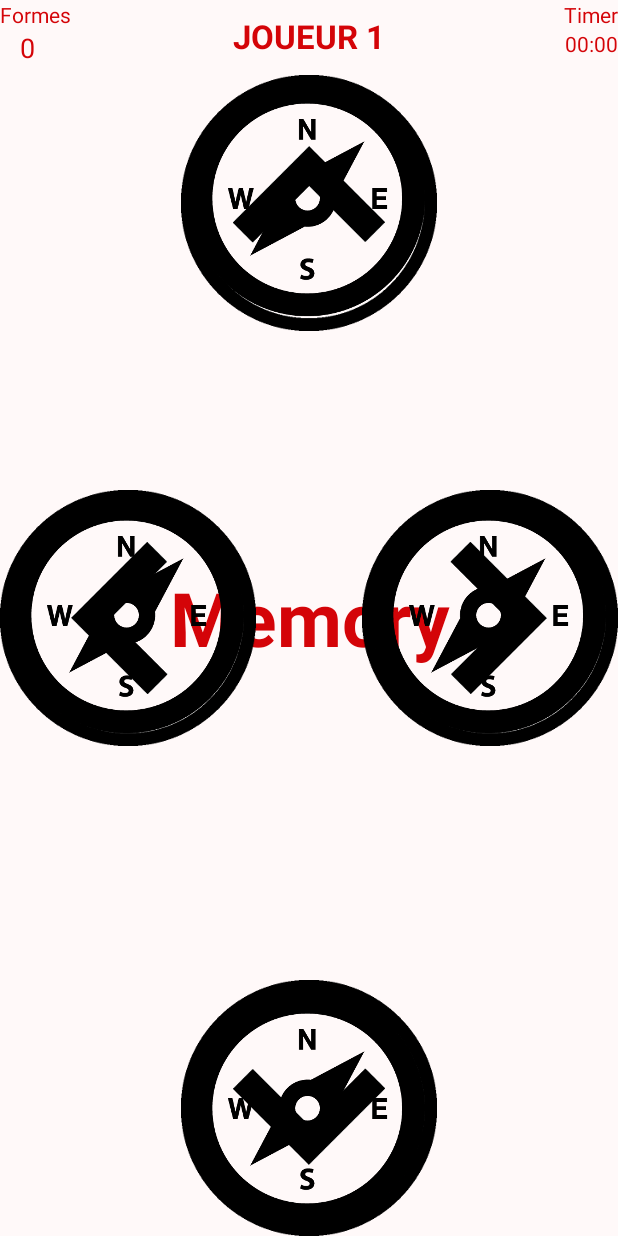
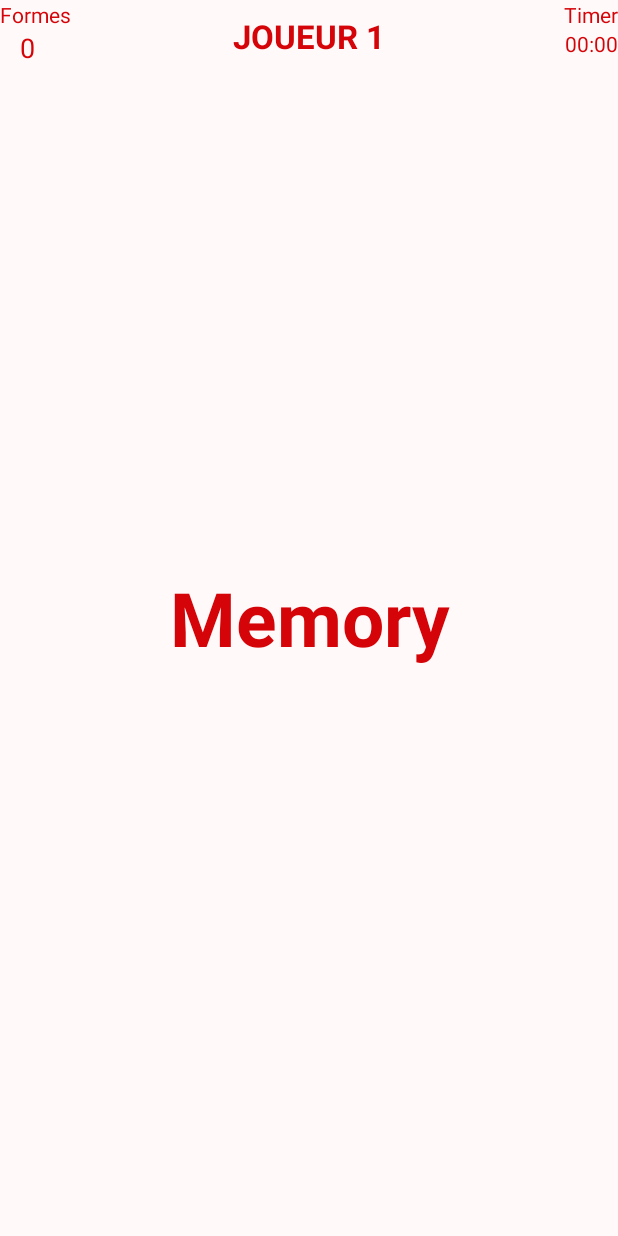
Before and after one commit to aroquemaurel/Android-challenge, an Android app: the FullscreenActivity screen opened directly, with no data from a screen before it, on a phone screen of 412 x 824 dp. Run offline under Robolectric (Android 15) with nearby library versions, the phone set to English and light mode, and no system bars.

```diff
--- a/Memory/app/src/main/java/com/m2dl/helloandroid/memory/FullscreenActivity.java
+++ b/Memory/app/src/main/java/com/m2dl/helloandroid/memory/FullscreenActivity.java
@@ -227,4 +227,8 @@ public class FullscreenActivity extends AppCompatActivity {
 
         builder.show();
     }
+
+    public ManagerSensorImage getSensorImage() {
+        return sensorImage;
+    }
 }
--- a/Memory/app/src/main/java/com/m2dl/helloandroid/memory/controller/OnMainTouchListener.java
+++ b/Memory/app/src/main/java/com/m2dl/helloandroid/memory/controller/OnMainTouchListener.java
@@ -99,7 +99,7 @@ public class OnMainTouchListener implements View.OnTouchListener/*, View.OnLongC
         MotionList listePlayer1 = c.getListePlayer();
         // Si joueur 1 on ajoute dans sa liste
         if(nbMovementDone +1 > nbMovementExpected){
-            Toast.makeText(c, "calm your tits", Toast.LENGTH_SHORT).show();
+            Toast.makeText(c, "Vous ne pouvez jouer plus de coup", Toast.LENGTH_SHORT).show();
         } else {
             if (currentPlayer.equals(Player.PLAYER_1)) {
                 //Cas 0 on ajoute et c'est tout
--- a/Memory/app/src/main/java/com/m2dl/helloandroid/memory/util/ManagerSensorImage.java
+++ b/Memory/app/src/main/java/com/m2dl/helloandroid/memory/util/ManagerSensorImage.java
@@ -47,14 +47,14 @@ public class ManagerSensorImage {
         ivRightCompass = (ImageView) c.findViewById(R.id.iv_right_compass_zone);
         ivDownCompass = (ImageView) c.findViewById(R.id.iv_down_compass_zone);
 
-        ivUp.setVisibility(View.VISIBLE);
-        ivLeft.setVisibility(View.VISIBLE);
-        ivRight.setVisibility(View.VISIBLE);
-        ivDown.setVisibility(View.VISIBLE);
-        ivUpCompass.setVisibility(View.VISIBLE);
-        ivLeftCompass.setVisibility(View.VISIBLE);
-        ivRightCompass.setVisibility(View.VISIBLE);
-        ivDownCompass.setVisibility(View.VISIBLE);
+        ivUp.setVisibility(View.INVISIBLE);
+        ivLeft.setVisibility(View.INVISIBLE);
+        ivRight.setVisibility(View.INVISIBLE);
+        ivDown.setVisibility(View.INVISIBLE);
+        ivUpCompass.setVisibility(View.INVISIBLE);
+        ivLeftCompass.setVisibility(View.INVISIBLE);
+        ivRightCompass.setVisibility(View.INVISIBLE);
+        ivDownCompass.setVisibility(View.INVISIBLE);
 
         if (Build.VERSION.SDK_INT >= Build.VERSION_CODES.LOLLIPOP) {
             arrow_up = c.getResources().getDrawable(R.mipmap.ic_arrow_up, c.getTheme());
@@ -85,36 +85,36 @@ public class ManagerSensorImage {
         switch (action) {
             case LEFT:
                 if (isGyro) {
-                    test(ivLeftCompass);
+                    setVisible(ivLeftCompass);
                 } else {
-                    test(ivLeft);
+                    setVisible(ivLeft);
                 }
                 break;
             case RIGHT:
                 if (isGyro) {
-                    test(ivRightCompass);
+                    setVisible(ivRightCompass);
                 } else {
-                    test(ivRight);
+                    setVisible(ivRight);
                 }
                 break;
             case UP:
                 if (isGyro) {
-                    test(ivUpCompass);
+                    setVisible(ivUpCompass);
                 } else {
-                    test(ivUp);
+                    setVisible(ivUp);
                 }
                 break;
             case DOWN:
                 if (isGyro) {
-                    test(ivDownCompass);
+                    setVisible(ivDownCompass);
                 } else {
-                    test(ivDown);
+                    setVisible(ivDown);
                 }
                 break;
         }
     }
 
-    public void test(final ImageView ivToVisible) {
+    public void setVisible(final ImageView ivToVisible) {
         Timer t = new Timer();
         ivToVisible.setVisibility(View.VISIBLE);
         t.schedule(new TimerTask() {
```
Also changed, not shown: Memory/app/src/main/res/mipmap-hdpi/ic_arrow_down.png (deleted), Memory/app/src/main/res/mipmap-hdpi/ic_arrow_left.png (deleted), Memory/app/src/main/res/mipmap-hdpi/ic_arrow_right.png (deleted), Memory/app/src/main/res/mipmap-hdpi/ic_arrow_up.png (deleted), Memory/app/src/main/res/mipmap-hdpi/ic_compass.png (deleted).
